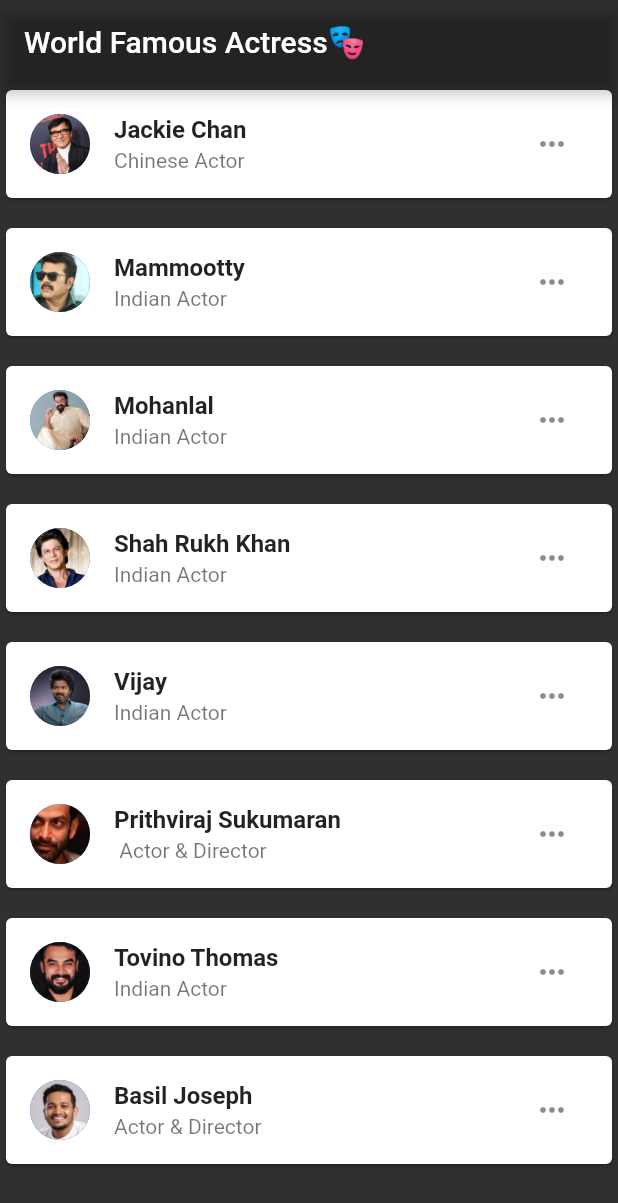
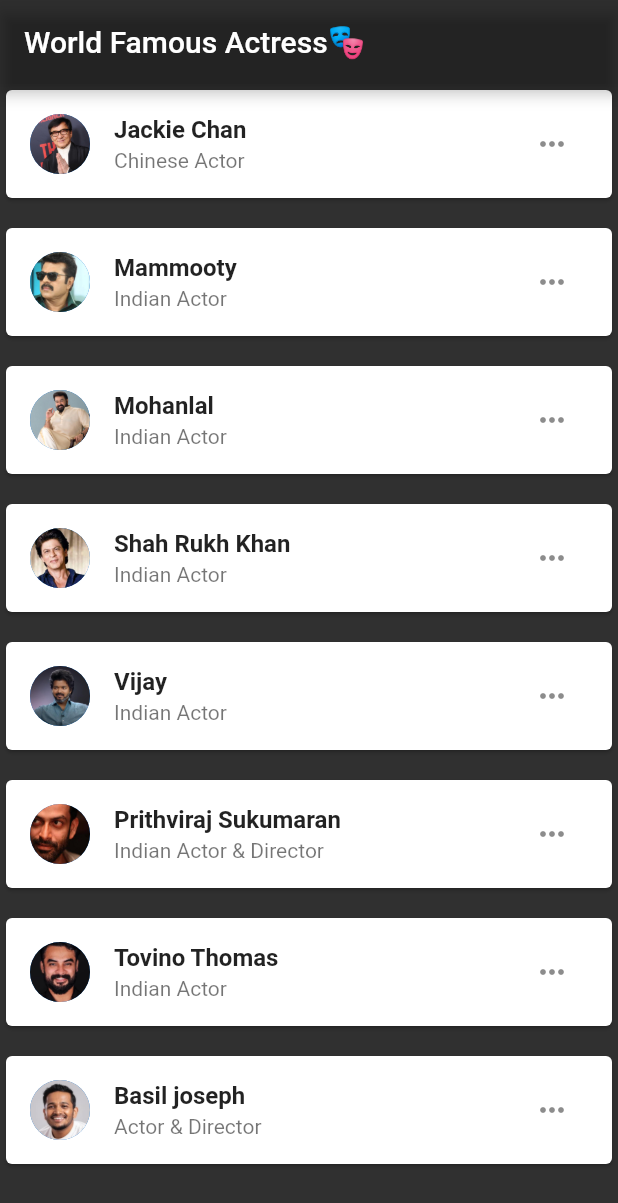
Before and after one commit to salmanfaiz0/FlimInfo, a Flutter app: the screen it shows after launch, on a phone screen of 412 x 824 dp. Shown: the top 1203 px of the screen. Run offline on Flutter 3.47's test engine with Material 2 defaults, Android fonts, the phone set to English and light mode, and no system bars; our stand-ins replace animated_splash_screen.

Commit message:
refactory card and add new 2 file

```diff
--- /dev/null
+++ b/lib/carddetails.dart
@@ -0,0 +1,48 @@
+import 'package:flutter/material.dart';
+import 'package:flutter/src/foundation/key.dart';
+import 'package:flutter/src/widgets/framework.dart';
+import 'package:flutter_application_1/homepage.dart';
+import 'package:flutter_application_1/home.dart';
+import 'package:flutter_application_1/image.dart';
+
+class CardDetails extends StatelessWidget {
+  String actorNamesub;
+  String actorName;
+  String actorimgl;
+
+  String messageBox = "Details Are Not Found !";
+
+  CardDetails(
+      {required this.actorNamesub,
+      required this.actorName,
+      required this.actorimgl});
+
+  @override
+  Widget build(BuildContext context) {
+    return Card(
+      child: ListTile(
+        title: Text(
+          actorName,
+          style: TextStyle(fontWeight: FontWeight.bold),
+        ),
+        subtitle: Text(actorNamesub),
+        trailing: IconButton(
+          onPressed: () {
+            Navigator.push(context, MaterialPageRoute(builder: (context) {
+              return HomePage();
+
+              ScaffoldMessenger.of(context).showSnackBar(SnackBar(
+                content: Text(messageBox),
+                backgroundColor: Colors.red,
+              ));
+            }));
+          },
+          icon: Icon(Icons.more_horiz),
+        ),
+        leading: CircleAvatar(
+          backgroundImage: AssetImage(actorimgl),
+        ),
+      ),
+    );
+  }
+}
--- a/lib/home.dart
+++ b/lib/home.dart
@@ -1,6 +1,8 @@
 import 'package:flutter/material.dart';
 import 'package:flutter_application_1/homepage.dart';
+import 'package:flutter_application_1/image.dart';
 import 'package:flutter_application_1/mamu.dart';
+import 'package:flutter_application_1/carddetails.dart';
 
 class Home extends StatelessWidget {
   @override
@@ -13,188 +15,48 @@ class Home extends StatelessWidget {
         backgroundColor: Colors.grey[850],
         body: ListView(
           children: [
-            Card(
-              child: ListTile(
-                title: Text(
-                  "Jackie Chan",
-                  style: TextStyle(fontWeight: FontWeight.bold),
-                ),
-                subtitle: Text("Chinese Actor"),
-                trailing: IconButton(
-                  onPressed: () {
-                    Navigator.push(context,
-                        MaterialPageRoute(builder: (context) {
-                      return HomePage();
-                    }));
-                  },
-                  icon: Icon(Icons.more_horiz),
-                ),
-                leading: CircleAvatar(
-                  backgroundImage: AssetImage("assets/photo1.jpg"),
-                ),
-              ),
+            CardDetails(
+              actorName: "Jackie Chan",
+              actorNamesub: "Chinese Actor",
+              actorimgl: jacki,
             ),
-            SizedBox(
-              height: 12,
+            sizebox(),
+            CardDetails(
+              actorNamesub: "Indian Actor",
+              actorName: "Mammooty",
+              actorimgl: mamo,
             ),
-            Card(
-              child: ListTile(
-                title: Text(
-                  "Mammootty",
-                  style: TextStyle(fontWeight: FontWeight.bold),
-                ),
-                subtitle: Text("Indian Actor"),
-                trailing: IconButton(
-                  onPressed: () {
-                    Navigator.push(context,
-                        MaterialPageRoute(builder: (context) {
-                      return Mamnupage();
-                    }));
-                  },
-                  icon: Icon(Icons.more_horiz),
-                ),
-                leading: CircleAvatar(
-                    backgroundImage: AssetImage("assets/photo2.jpg")),
-              ),
+            sizebox(),
+            CardDetails(
+              actorNamesub: "Indian Actor",
+              actorName: "Mohanlal",
+              actorimgl: mohal,
             ),
-            SizedBox(
-              height: 12,
-            ),
-            Card(
-              child: ListTile(
-                title: Text(
-                  "Mohanlal",
-                  style: TextStyle(fontWeight: FontWeight.bold),
-                ),
-                subtitle: Text("Indian Actor"),
-                trailing: IconButton(
-                  onPressed: () {
-                    ScaffoldMessenger.of(context).showSnackBar(SnackBar(
-                      content: Text("Details Are Not Found !"),
-                      backgroundColor: Colors.red,
-                    ));
-                  },
-                  icon: Icon(Icons.more_horiz),
-                ),
-                leading: CircleAvatar(
-                    backgroundImage: AssetImage("assets/photo3.jpeg")),
-              ),
-            ),
-            SizedBox(
-              height: 12,
-            ),
-            Card(
-              child: ListTile(
-                title: Text(
-                  "Shah Rukh Khan",
-                  style: TextStyle(fontWeight: FontWeight.bold),
-                ),
-                subtitle: Text("Indian Actor"),
-                trailing: IconButton(
-                  onPressed: () {
-                    ScaffoldMessenger.of(context).showSnackBar(SnackBar(
-                      content: Text("Details Are Not Found !"),
-                      backgroundColor: Colors.red,
-                    ));
-                  },
-                  icon: Icon(Icons.more_horiz),
-                ),
-                leading: CircleAvatar(
-                    backgroundImage: AssetImage("assets/photo4.jpg")),
-              ),
-            ),
-            SizedBox(
-              height: 12,
-            ),
-            Card(
-              child: ListTile(
-                title: Text(
-                  "Vijay",
-                  style: TextStyle(fontWeight: FontWeight.bold),
-                ),
-                subtitle: Text("Indian Actor"),
-                trailing: IconButton(
-                  onPressed: () {
-                    ScaffoldMessenger.of(context).showSnackBar(SnackBar(
-                      content: Text("Details Are Not Found !"),
-                      backgroundColor: Colors.red,
-                    ));
-                  },
-                  icon: Icon(Icons.more_horiz),
-                ),
-                leading: CircleAvatar(
-                    backgroundImage: AssetImage("assets/photo6.jpg")),
-              ),
-            ),
-            SizedBox(
-              height: 12,
-            ),
-            Card(
-              child: ListTile(
-                title: Text(
-                  "Prithviraj Sukumaran",
-                  style: TextStyle(fontWeight: FontWeight.bold),
-                ),
-                subtitle: Text(" Actor & Director "),
-                trailing: IconButton(
-                  onPressed: () {
-                    ScaffoldMessenger.of(context).showSnackBar(SnackBar(
-                      content: Text("Details Are Not Found !"),
-                      backgroundColor: Colors.red,
-                    ));
-                  },
-                  icon: Icon(Icons.more_horiz),
-                ),
-                leading: CircleAvatar(
-                    backgroundImage: AssetImage("assets/photo5.jpg")),
-              ),
-            ),
-            SizedBox(
-              height: 12,
-            ),
-            Card(
-              child: ListTile(
-                title: Text(
-                  "Tovino Thomas",
-                  style: TextStyle(fontWeight: FontWeight.bold),
-                ),
-                subtitle: Text("Indian Actor "),
-                trailing: IconButton(
-                  onPressed: () {
-                    ScaffoldMessenger.of(context).showSnackBar(SnackBar(
-                      content: Text("Details Are Not Found !"),
-                      backgroundColor: Colors.red,
-                    ));
-                  },
-                  icon: Icon(Icons.more_horiz),
-                ),
-                leading: CircleAvatar(
-                    backgroundImage: AssetImage("assets/photo8.jpg")),
-              ),
-            ),
-            SizedBox(
-              height: 12,
-            ),
-            Card(
-              child: ListTile(
-                title: Text(
-                  "Basil Joseph",
-                  style: TextStyle(fontWeight: FontWeight.bold),
-                ),
-                subtitle: Text("Actor & Director"),
-                trailing: IconButton(
-                  onPressed: () {
-                    ScaffoldMessenger.of(context).showSnackBar(SnackBar(
-                      content: Text("Details Are Not Found !"),
-                      backgroundColor: Colors.red,
-                    ));
-                  },
-                  icon: Icon(Icons.more_horiz),
-                ),
-                leading: CircleAvatar(
-                    backgroundImage: AssetImage("assets/photo7.jpg")),
-              ),
-            ),
+            sizebox(),
+            CardDetails(
+                actorNamesub: "Indian Actor",
+                actorName: "Shah Rukh Khan",
+                actorimgl: sharu),
+            sizebox(),
+            CardDetails(
+                actorNamesub: "Indian Actor",
+                actorName: "Vijay",
+                actorimgl: suku),
+            sizebox(),
+            CardDetails(
+                actorNamesub: "Indian Actor & Director",
+                actorName: "Prithviraj Sukumaran",
+                actorimgl: vij),
+            sizebox(),
+            CardDetails(
+                actorNamesub: "Indian Actor ",
+                actorName: "Tovino Thomas",
+                actorimgl: basil),
+            sizebox(),
+            CardDetails(
+                actorNamesub: "Actor & Director",
+                actorName: "Basil joseph",
+                actorimgl: tovi)
           ],
         ));
   }
--- /dev/null
+++ b/lib/image.dart
@@ -0,0 +1,16 @@
+import 'package:flutter/material.dart';
+
+String jacki = "assets/photo1.jpg";
+String mamo = "assets/photo2.jpg";
+String mohal = "assets/photo3.jpeg";
+String sharu = "assets/photo4.jpg";
+String vij = "assets/photo5.jpg";
+String suku = "assets/photo6.jpg";
+String tovi = "assets/photo7.jpg";
+String basil = "assets/photo8.jpg";
+
+Widget sizebox() {
+  return SizedBox(
+    height: 12,
+  );
+}
```
